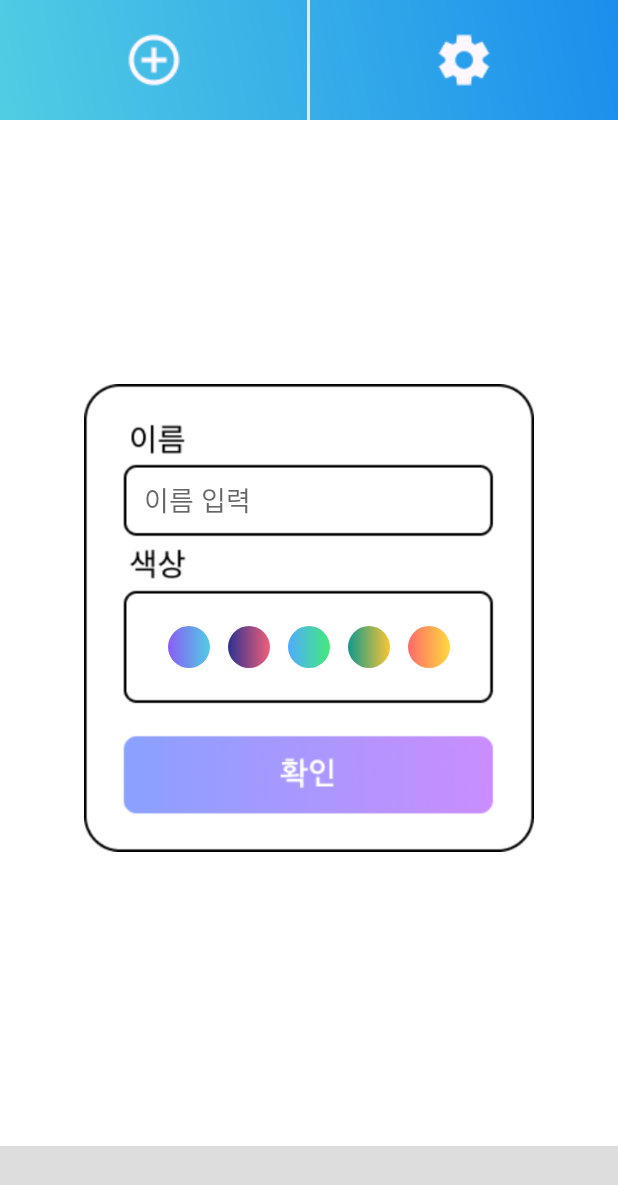
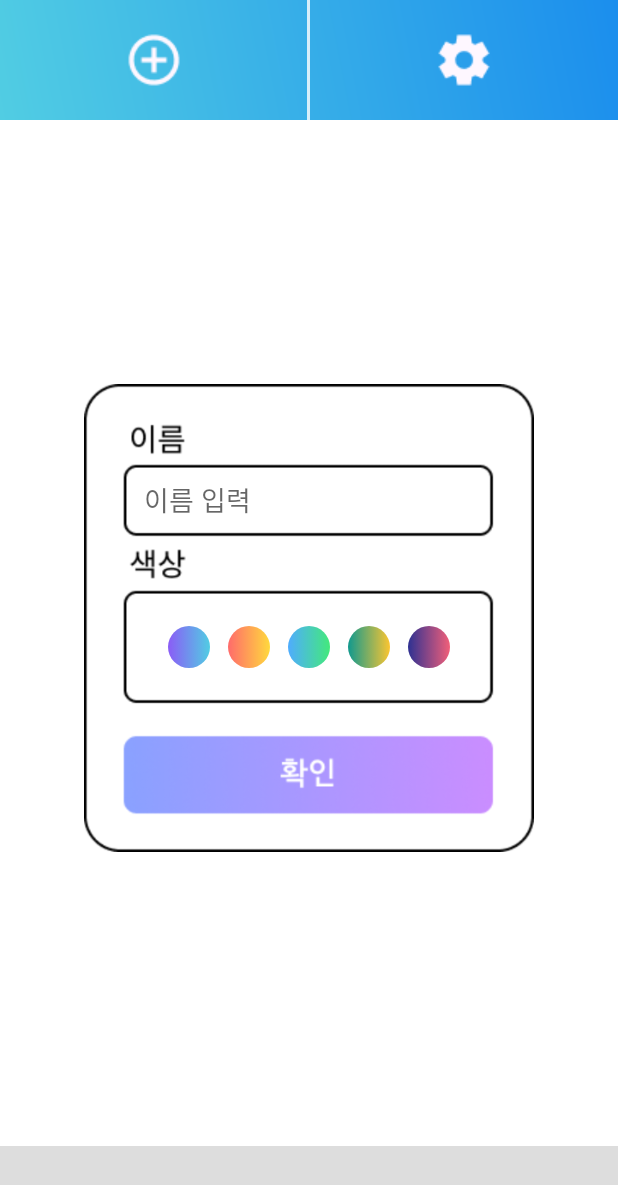
Before and after one commit to LibrumLego/Clicker, an Android app: the screen it shows after launch (MainActivity), after a tap on "추가 버튼", on a phone screen of 412 x 824 dp. Shown: the top 1185 px of the screen. Run offline under Robolectric (Android 15) with nearby library versions, the phone set to English and light mode, and no system bars.

Commit message:
색상 수정 2차

```diff
--- a/app/src/main/res/drawable/circle_color_blue.xml
+++ b/app/src/main/res/drawable/circle_color_blue.xml
@@ -5,9 +5,9 @@
             <gradient
                 android:type="linear"
                 android:angle="0"
-                android:startColor="#2E3192"
-                android:endColor="#F15F79"/>
-            <stroke android:width="4dp" android:color="#000000"/>
+                android:startColor="#FF6B6B"
+                android:endColor="#FFD93D"/>
+            <stroke android:width="2dp" android:color="#1E3A8A"/>
         </shape>
     </item>
     <item>
@@ -15,8 +15,8 @@
             <gradient
                 android:type="linear"
                 android:angle="0"
-                android:startColor="#2E3192"
-                android:endColor="#F15F79"/>
+                android:startColor="#FF6B6B"
+                android:endColor="#FFD93D"/>
         </shape>
     </item>
 </selector>
--- a/app/src/main/res/drawable/circle_color_green.xml
+++ b/app/src/main/res/drawable/circle_color_green.xml
@@ -7,7 +7,7 @@
                 android:angle="0"
                 android:startColor="#4FACFE"
                 android:endColor="#43E97B"/>
-            <stroke android:width="4dp" android:color="#000000"/>
+            <stroke android:width="2dp" android:color="#1E3A8A"/>
         </shape>
     </item>
     <item>
--- a/app/src/main/res/drawable/circle_color_purple.xml
+++ b/app/src/main/res/drawable/circle_color_purple.xml
@@ -5,9 +5,9 @@
             <gradient
                 android:type="linear"
                 android:angle="0"
-                android:startColor="#FF6B6B"
-                android:endColor="#FFD93D"/>
-            <stroke android:width="4dp" android:color="#000000"/>
+                android:startColor="#2E3192"
+                android:endColor="#F15F79"/>
+            <stroke android:width="2dp" android:color="#1E3A8A"/>
         </shape>
     </item>
     <item>
@@ -15,8 +15,8 @@
             <gradient
                 android:type="linear"
                 android:angle="0"
-                android:startColor="#FF6B6B"
-                android:endColor="#FFD93D"/>
+                android:startColor="#2E3192"
+                android:endColor="#F15F79"/>
         </shape>
     </item>
 </selector>
--- a/app/src/main/res/drawable/circle_color_red.xml
+++ b/app/src/main/res/drawable/circle_color_red.xml
@@ -1,6 +1,5 @@
 <?xml version="1.0" encoding="utf-8"?>
 <selector xmlns:android="http://schemas.android.com/apk/res/android">
-    <!-- 선택됨 -->
     <item android:state_selected="true">
         <shape android:shape="oval">
             <gradient
@@ -8,11 +7,9 @@
                 android:angle="0"
                 android:startColor="#8B5CF6"
                 android:endColor="#51CDE3"/>
-            <stroke android:width="4dp" android:color="#000000"/> <!-- 검은 테두리 -->
+            <stroke android:width="2dp" android:color="#1E3A8A"/>
         </shape>
     </item>
-
-    <!-- 기본 -->
     <item>
         <shape android:shape="oval">
             <gradient
--- a/app/src/main/res/drawable/circle_color_yellow.xml
+++ b/app/src/main/res/drawable/circle_color_yellow.xml
@@ -7,7 +7,7 @@
                 android:angle="0"
                 android:startColor="#11998E"
                 android:endColor="#FBC531"/>
-            <stroke android:width="4dp" android:color="#000000"/>
+            <stroke android:width="2dp" android:color="#1E3A8A"/>
         </shape>
     </item>
     <item>
```
